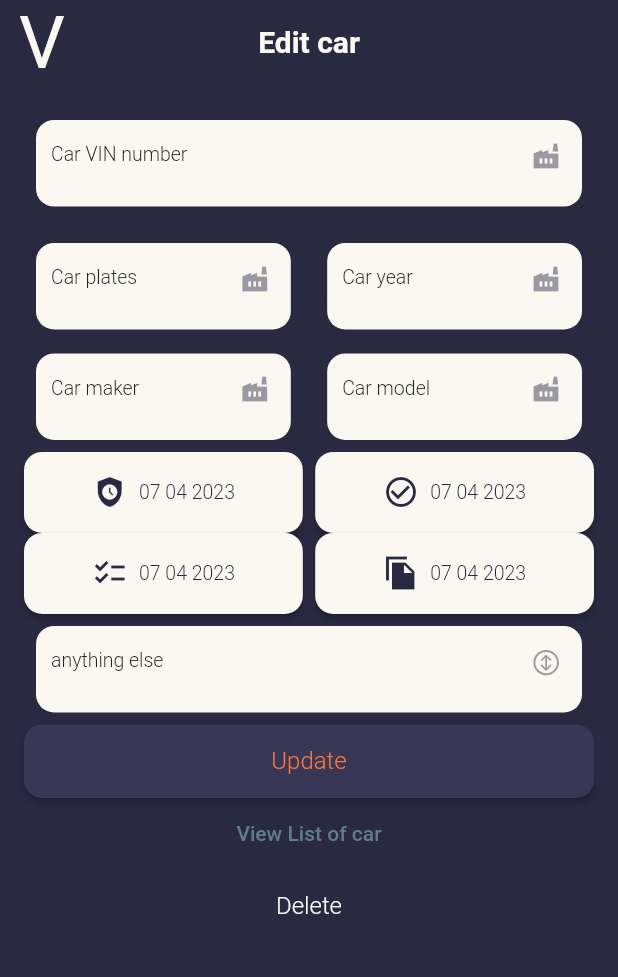
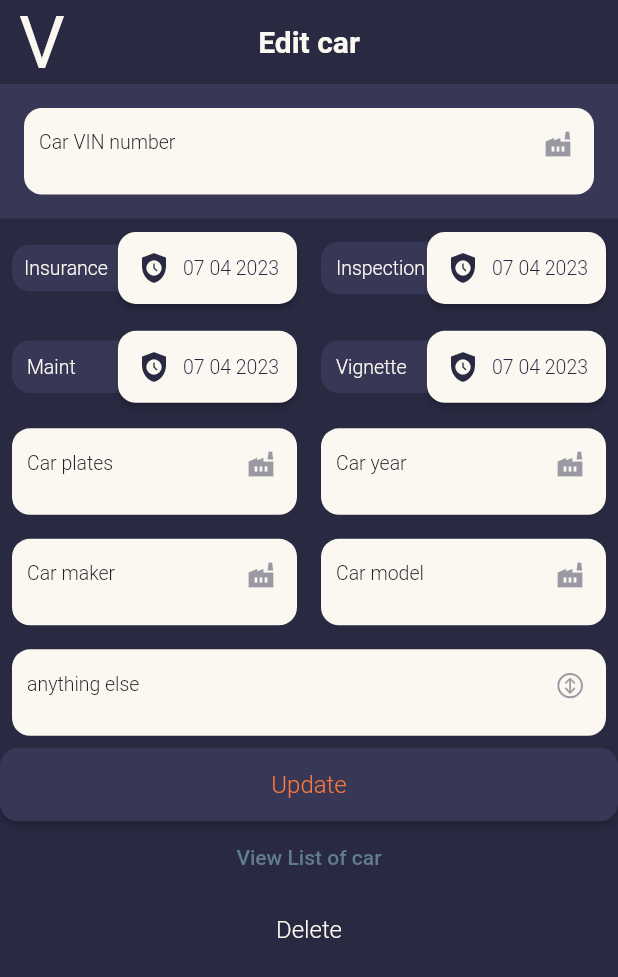
Before and after one commit to zmeulDev/valero, a Flutter app: the EditCar screen opened directly with empty values, on a phone screen of 412 x 824 dp. Shown: the top 977 px of the screen. Run offline on Flutter 3.47's test engine with Material 2 defaults, Android fonts, the phone set to English and light mode, and no system bars; our stand-ins replace cached_network_image, cloud_firestore, firebase_auth, firebase_core, firebase_storage, flutter_custom_clippers and 8 more; missing offline and left inert: avatar_view, mobile_number; accounts and stored records are empty; Roboto replaces fonts that are missing (Depot).

Commit message:
edit car fixes and style

```diff
--- a/lib/pages/Car/editCar.dart
+++ b/lib/pages/Car/editCar.dart
@@ -24,6 +24,7 @@ class EditCar extends StatefulWidget {
 }
 
 class _EditCar extends State<EditCar> {
+  final GlobalKey<FormState> _formKey = GlobalKey<FormState>();
 
   @override
   void initState() {
@@ -37,7 +38,6 @@ class _EditCar extends State<EditCar> {
     carYear.value = TextEditingValue(text: widget.car!.year.toString());
     carFuel.value = TextEditingValue(text: widget.car!.fuel.toString());
     carNote.value = TextEditingValue(text: widget.car!.note.toString());
-    widget.car!.vignette;
   }
 
   bool isLoading = false;
@@ -49,20 +49,10 @@ class _EditCar extends State<EditCar> {
   final carYear = TextEditingController();
   final carFuel = TextEditingController();
   final carNote = TextEditingController();
-
-  final carInspection = TextEditingController();
-  final carInsurance = TextEditingController();
-  final carMaintenance = TextEditingController();
-  final carVignette = TextEditingController();
-
-
   late DateTime? carInspectionDate = widget.car!.inspection!;
   late DateTime? carInsuranceDate = widget.car!.insurance!;
   late DateTime? carMaintenanceDate = widget.car!.maintenance!;
   late DateTime? carVignetteDate = widget.car!.vignette!;
-
-  final GlobalKey<FormState> _formKey = GlobalKey<FormState>();
-
 
 
   @override
@@ -82,29 +72,22 @@ class _EditCar extends State<EditCar> {
     final fieldNote = inputField('Note', 'anything else', TextInputType.text,
         CupertinoIcons.arrow_up_down_circle, carNote);
 
-
-
-    final fieldInspection = ElevatedButton.icon(
-      style: elevatedButtonStyle,
-      icon: const Icon(Icons.check_circle_outline, color: primaryColor,),
-        label: carInspectionDate == null
-            ? Text(f.format(widget.car!.inspection!).toString(), style: style3.copyWith(color: primaryColor),)
-            : Text(f.format(carInspectionDate!), style: style3.copyWith(color: primaryColor),),
-      onPressed: () {
-        showDatePicker(
-            context: context,
-            initialDate: carInspectionDate == null ? widget.car!.inspection! : carInspectionDate!,
-            firstDate: DateTime(2021),
-            lastDate: DateTime(2035))
-            .then((date) {
-          setState(() {
-            carInspectionDate = date;
-          });
-        });
-      },
-    );
-
-    final fieldInsurance = ElevatedButton.icon(
+    final fieldInsurance = Container(
+      height: Get.height * 0.08,
+      margin: const EdgeInsets.only(left: 8, right: 8),
+      child: Stack(
+        alignment: AlignmentDirectional.centerEnd,
+        children: [
+          Container(
+            width: Get.width,
+            padding: const EdgeInsets.all(8.0),
+            decoration: BoxDecoration(
+              color: widget.car!.insurance!.isBefore(DateTime.now()) ? fifthColor : tertiaryColor,
+              borderRadius: BorderRadius.circular(12.0),
+            ),
+            child: Text('Insurance', style: style3,),
+          ),
+          ElevatedButton.icon(
             style: elevatedButtonStyle,
             icon: const Icon(Icons.safety_check_sharp, color: primaryColor,),
             label: carInsuranceDate == null
@@ -123,11 +106,68 @@ class _EditCar extends State<EditCar> {
                 });
               });
             },
+          ),
+        ],
+      ),
     );
 
-    final fieldMaintenance = ElevatedButton.icon(
+    final fieldInspection = Container(
+      height: Get.height * 0.08,
+      margin: const EdgeInsets.only(left: 8, right: 8),
+      child: Stack(
+        alignment: AlignmentDirectional.centerEnd,
+        children: [
+          Container(
+            width: Get.width,
+            padding: const EdgeInsets.all(10.0),
+            decoration: BoxDecoration(
+              color: widget.car!.inspection!.isBefore(DateTime.now()) ? fifthColor : tertiaryColor,
+              borderRadius: BorderRadius.circular(12.0),
+            ),
+            child: Text('Inspection', style: style3,),
+          ),
+          ElevatedButton.icon(
             style: elevatedButtonStyle,
-      icon: const Icon(Icons.checklist, color: primaryColor,),
+            icon: const Icon(Icons.safety_check_sharp, color: primaryColor,),
+            label: carInspectionDate == null
+                ? Text(f.format(widget.car!.inspection!).toString(), style: style3.copyWith(color: primaryColor),)
+                : Text(f.format(carInspectionDate!), style: style3.copyWith(color: primaryColor),),
+            onPressed: () {
+              showDatePicker(
+                  context: context,
+                  initialDate:
+                  carInspectionDate == null ? widget.car!.inspection! : carInspectionDate!,
+                  firstDate: DateTime(2021),
+                  lastDate: DateTime(2035))
+                  .then((date) {
+                setState(() {
+                  carInspectionDate = date;
+                });
+              });
+            },
+          ),
+        ],
+      ),
+    );
+
+    final fieldMaintenance = Container(
+      height: Get.height * 0.08,
+      margin: const EdgeInsets.only(left: 8, right: 8),
+      child: Stack(
+        alignment: AlignmentDirectional.centerEnd,
+        children: [
+          Container(
+            width: Get.width,
+            padding: const EdgeInsets.all(10.0),
+            decoration: BoxDecoration(
+              color: widget.car!.maintenance!.isBefore(DateTime.now()) ? fifthColor : tertiaryColor,
+              borderRadius: BorderRadius.circular(12.0),
+            ),
+            child: Text('Maint', style: style3,),
+          ),
+          ElevatedButton.icon(
+            style: elevatedButtonStyle,
+            icon: const Icon(Icons.safety_check_sharp, color: primaryColor,),
             label: carMaintenanceDate == null
                 ? Text(f.format(widget.car!.maintenance!).toString(), style: style3.copyWith(color: primaryColor),)
                 : Text(f.format(carMaintenanceDate!), style: style3.copyWith(color: primaryColor),),
@@ -140,32 +180,53 @@ class _EditCar extends State<EditCar> {
                   lastDate: DateTime(2035))
                   .then((date) {
                 setState(() {
-            carMaintenanceDate = date ?? widget.car!.maintenance!;
+                  carMaintenanceDate = date;
                 });
               });
             },
+          ),
+        ],
+      ),
     );
 
-    final fieldVignette = ElevatedButton.icon(
+    final fieldVignette = Container(
+      height: Get.height * 0.08,
+      margin: const EdgeInsets.only(left: 8, right: 8),
+      child: Stack(
+        alignment: AlignmentDirectional.centerEnd,
+        children: [
+          Container(
+            width: Get.width,
+            padding: const EdgeInsets.all(10.0),
+            decoration: BoxDecoration(
+              color: widget.car!.vignette!.isBefore(DateTime.now()) ? fifthColor : tertiaryColor,
+              borderRadius: BorderRadius.circular(12.0),
+            ),
+            child: Text('Vignette', style: style3,),
+          ),
+          ElevatedButton.icon(
             style: elevatedButtonStyle,
-      icon: const Icon(Icons.file_copy_sharp, color: primaryColor,),
+            icon: const Icon(Icons.safety_check_sharp, color: primaryColor,),
             label: carVignetteDate == null
                 ? Text(f.format(widget.car!.vignette!).toString(), style: style3.copyWith(color: primaryColor),)
                 : Text(f.format(carVignetteDate!), style: style3.copyWith(color: primaryColor),),
             onPressed: () {
               showDatePicker(
                   context: context,
-            initialDate: carVignetteDate == null ? widget.car!.vignette! : carVignetteDate!,
+                  initialDate:
+                  carVignetteDate == null ? widget.car!.vignette! : carVignetteDate!,
                   firstDate: DateTime(2021),
                   lastDate: DateTime(2035))
                   .then((date) {
                 setState(() {
-            carVignetteDate = date ;
+                  carVignetteDate = date;
                 });
               });
             },
+          ),
+        ],
+      ),
     );
-
 
     final viewListButton = TextButton(
         onPressed: () {
@@ -174,7 +235,7 @@ class _EditCar extends State<EditCar> {
             MaterialPageRoute<dynamic>(
               builder: (BuildContext context) => const ViewGarage(),
             ),
-            (route) => false, //if you want to disable back feature set to false
+            (route) => true, //if you want to disable back feature set to false
           );
         },
         child: const Text('View List of car'));
@@ -228,52 +289,37 @@ class _EditCar extends State<EditCar> {
       appBar: getAppBar('Edit car'),
       body: Form(
         key: _formKey,
-        child: Padding(
-          padding: const EdgeInsets.all(16.0),
         child: Column(
           children: [
-              fieldVin,
-              SizedBox(
-                height: Get.height * 0.01,
+            Container(
+              color: tertiaryColor,
+                padding: EdgeInsets.all(8),
+                child: fieldVin,),
+            Row(
+              children: [
+                Expanded(child: fieldInsurance),
+                Expanded(child: fieldInspection),
+              ],
+            ),
+
+            Row(
+              children: [
+                Expanded(child: fieldMaintenance),
+                Expanded(child: fieldVignette),
+              ],
             ),
             Row(
               children: [
                 Expanded(child: fieldPlates),
-                  SizedBox(
-                    width: Get.width * 0.02,
-                  ),
                 Expanded(child: fieldYear),
               ],
             ),
             Row(
               children: [
                 Expanded(child: fieldMaker),
-                  SizedBox(
-                    width: Get.width * 0.02,
-                  ),
                 Expanded(child: fieldModel),
               ],
             ),
-
-              Row(
-                children: [
-                  Expanded(child: fieldInsurance),
-                  SizedBox(
-                    width: Get.width * 0.02,
-                  ),
-                  Expanded(child: fieldInspection),
-                ],
-              ),
-              Row(
-                children: [
-                  Expanded(child: fieldMaintenance),
-                  SizedBox(
-                    width: Get.width * 0.02,
-                  ),
-                  Expanded(child: fieldVignette),
-                ],
-              ),
-
             fieldNote,
             editCarButton,
             viewListButton,
@@ -299,7 +345,6 @@ class _EditCar extends State<EditCar> {
           ],
         ),
       ),
-      ),
     );
   }
 }
--- a/lib/utils/constant.dart
+++ b/lib/utils/constant.dart
@@ -34,7 +34,7 @@ var style3 = GoogleFonts.roboto(
 final ButtonStyle elevatedButtonStyle =  ElevatedButton.styleFrom(
   backgroundColor: secondaryColor,
   textStyle: style2.copyWith(color: primaryColor),
-  padding: const EdgeInsets.symmetric(horizontal: 10, vertical: 15) ,
+  padding: const EdgeInsets.symmetric(horizontal: 12, vertical: 12) ,
   shape: RoundedRectangleBorder(
     borderRadius: BorderRadius.circular(12.0),
   ),
```
Lines whose indentation alone changed are shown as unchanged.
